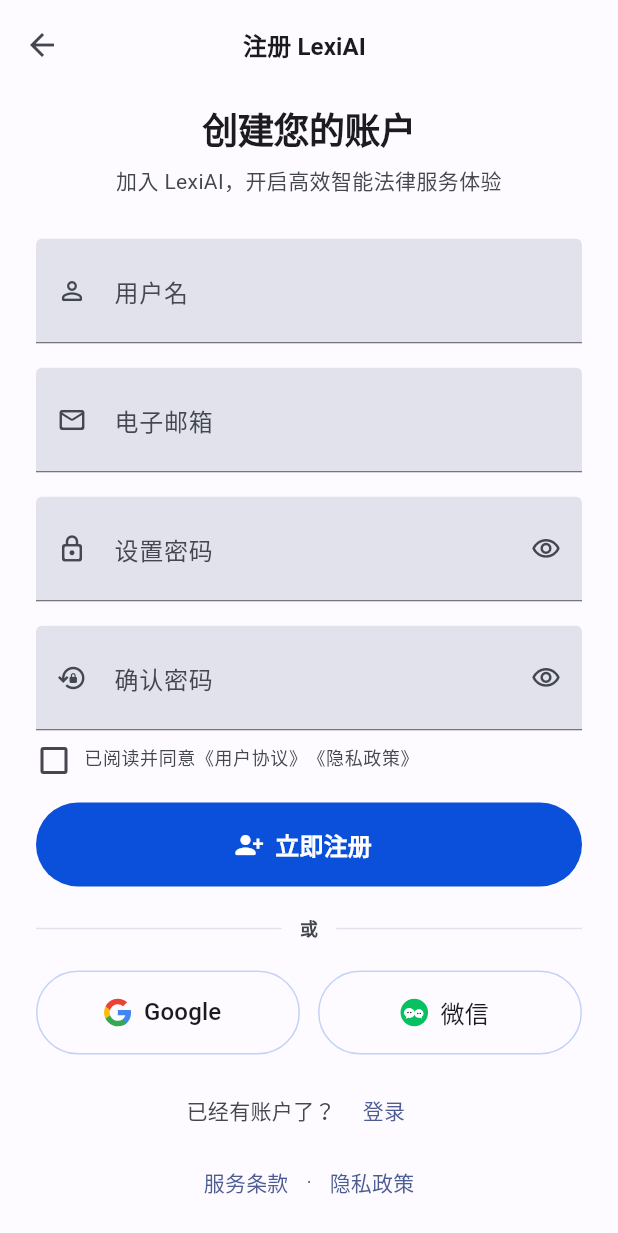
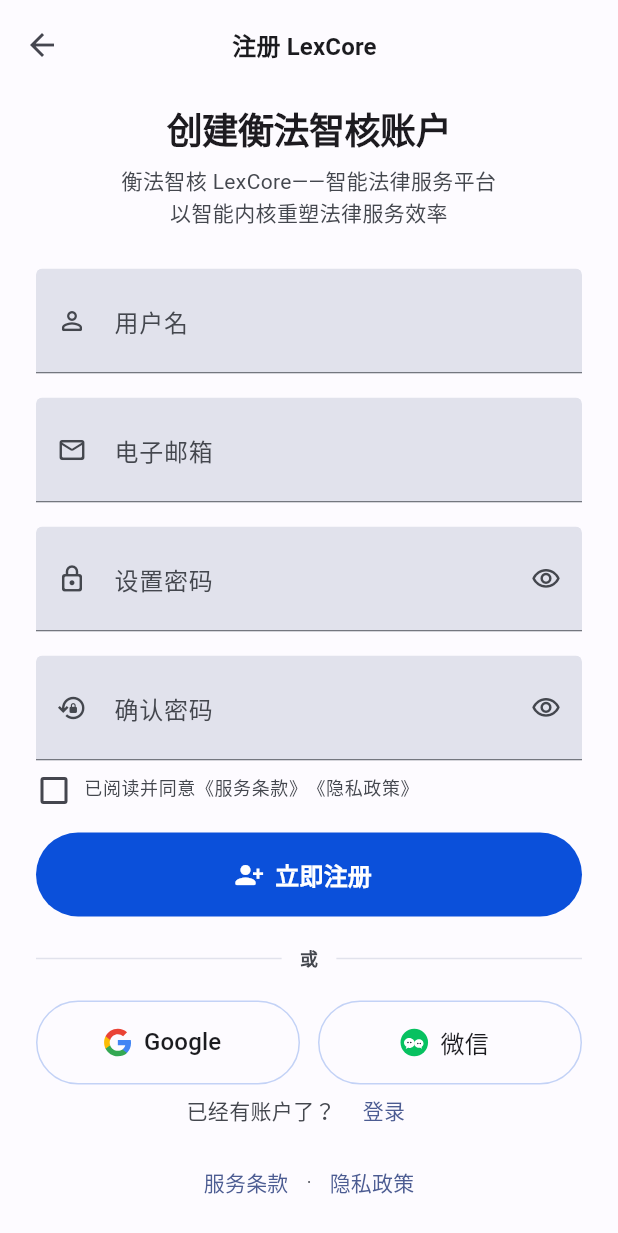
Before and after one commit to uuo00n/LexCore-app, a Flutter app: the screen it shows after launch, after a tap on "立即注册", on a phone screen of 412 x 824 dp. Shown: the top 1233 px of the screen. Run offline on Flutter 3.47's test engine with Material 3 defaults, Android fonts, the phone set to English and light mode, and no system bars; our stand-ins replace dio, flutter_markdown, flutter_riverpod, flutter_svg, go_router, google_fonts and 3 more.

Commit message:
feat: 更新品牌标识和文案为"衡法智核 LexCore"
添加新的品牌图标资源并更新相关文案
更新测试用例以匹配新的品牌文案
修改用户界面中的品牌名称、标语和协议文本

```diff
--- a/lib/app/app.dart
+++ b/lib/app/app.dart
@@ -2,6 +2,7 @@
 import 'package:flutter/gestures.dart';
 import 'package:flutter_localizations/flutter_localizations.dart';
 import 'package:flutter_riverpod/flutter_riverpod.dart';
+import 'package:lexcore/core/constants/app_constants.dart';
 
 import 'router/app_router.dart';
 import 'theme/app_theme.dart';
@@ -14,7 +15,7 @@
     final router = ref.watch(appRouterProvider);
 
     return MaterialApp.router(
-      title: 'LexCore 智能法律服务平台',
+      title: '${AppConstants.appName} · ${AppConstants.appSubtitle}',
       debugShowCheckedModeBanner: false,
       routerConfig: router,
       theme: AppTheme.light(),
--- a/lib/core/constants/app_constants.dart
+++ b/lib/core/constants/app_constants.dart
@@ -1,6 +1,8 @@
 class AppConstants {
   const AppConstants._();
 
-  static const appName = 'LexCore';
+  static const appName = '衡法智核 LexCore';
+  static const appSubtitle = '智能法律服务平台';
+  static const appSlogan = '以智能内核重塑法律服务效率';
   static const baseApiUrl = 'https://api.example.com';
 }
--- a/lib/features/auth/presentation/pages/auth_page.dart
+++ b/lib/features/auth/presentation/pages/auth_page.dart
@@ -3,6 +3,7 @@
 import 'package:flutter_svg/flutter_svg.dart';
 import 'package:go_router/go_router.dart';
 
+import 'package:lexcore/core/constants/app_constants.dart';
 import 'package:lexcore/app/router/route_names.dart';
 import 'package:lexcore/app/theme/app_colors.dart';
 import 'package:lexcore/app/theme/app_spacing.dart';
@@ -62,7 +63,7 @@
     if (!success) {
       ScaffoldMessenger.of(
         context,
-      ).showSnackBar(const SnackBar(content: Text('请先阅读并同意用户协议')));
+      ).showSnackBar(const SnackBar(content: Text('请先阅读并同意服务条款与隐私政策')));
       return;
     }
 
@@ -170,7 +171,7 @@
                                             top: 2,
                                           ),
                                           child: Text(
-                                            '已阅读并同意《用户协议》《隐私政策》',
+                                            '已阅读并同意《服务条款》《隐私政策》',
                                             style: Theme.of(context)
                                                 .textTheme
                                                 .bodySmall
@@ -310,11 +311,16 @@
               ),
             ],
           ),
-          child: const Icon(Icons.auto_stories, color: Colors.white, size: 36),
+          child: SvgPicture.asset(
+            AuthIconAssets.brandLogo,
+            width: 36,
+            height: 36,
+            colorFilter: const ColorFilter.mode(Colors.white, BlendMode.srcIn),
+          ),
         ),
         const SizedBox(height: 24),
         Text(
-          'LexiAI',
+          AppConstants.appName,
           textAlign: TextAlign.center,
           style: Theme.of(context).textTheme.displaySmall?.copyWith(
             color: AppColors.onSurface,
@@ -324,7 +330,7 @@
         ),
         const SizedBox(height: AppSpacing.xs),
         Text(
-          '您的智能阅读与学习助手，\n开启深度阅读的新篇章。',
+          '${AppConstants.appSubtitle}\n${AppConstants.appSlogan}',
           textAlign: TextAlign.center,
           style: Theme.of(context).textTheme.bodyLarge?.copyWith(
             color: AppColors.onSurfaceVariant,
--- a/lib/features/auth/presentation/pages/register_page.dart
+++ b/lib/features/auth/presentation/pages/register_page.dart
@@ -3,6 +3,7 @@
 import 'package:flutter_svg/flutter_svg.dart';
 import 'package:go_router/go_router.dart';
 
+import 'package:lexcore/core/constants/app_constants.dart';
 import 'package:lexcore/app/router/route_names.dart';
 import 'package:lexcore/app/theme/app_colors.dart';
 import 'package:lexcore/app/theme/app_spacing.dart';
@@ -78,7 +79,7 @@
     if (!success) {
       ScaffoldMessenger.of(
         context,
-      ).showSnackBar(const SnackBar(content: Text('请先勾选用户协议')));
+      ).showSnackBar(const SnackBar(content: Text('请先勾选服务条款与隐私政策')));
       return;
     }
 
@@ -99,7 +100,7 @@
           child: Column(
             children: [
               AuthTopBar(
-                title: '注册 LexiAI',
+                title: '注册 LexCore',
                 onBack: () => context.go(RouteNames.authPath),
               ),
               Expanded(
@@ -127,7 +128,7 @@
                                 crossAxisAlignment: CrossAxisAlignment.stretch,
                                 children: [
                                   Text(
-                                    '创建您的账户',
+                                    '创建衡法智核账户',
                                     textAlign: TextAlign.center,
                                     style: Theme.of(context)
                                         .textTheme
@@ -139,13 +140,15 @@
                                   ),
                                   const SizedBox(height: AppSpacing.xs),
                                   Text(
-                                    '加入 LexiAI，开启高效智能法律服务体验',
+                                    '${AppConstants.appName}——${AppConstants.appSubtitle}\n'
+                                    '${AppConstants.appSlogan}',
                                     textAlign: TextAlign.center,
                                     style: Theme.of(context)
                                         .textTheme
                                         .bodyMedium
                                         ?.copyWith(
                                           color: AppColors.onSurfaceVariant,
+                                          height: 1.4,
                                         ),
                                   ),
                                   const SizedBox(height: 28),
@@ -241,7 +244,7 @@
                                             top: 2,
                                           ),
                                           child: Text(
-                                            '已阅读并同意《用户协议》《隐私政策》',
+                                            '已阅读并同意《服务条款》《隐私政策》',
                                             style: Theme.of(context)
                                                 .textTheme
                                                 .bodySmall
--- a/lib/features/auth/presentation/widgets/auth_shared_widgets.dart
+++ b/lib/features/auth/presentation/widgets/auth_shared_widgets.dart
@@ -7,6 +7,7 @@
 class AuthIconAssets {
   const AuthIconAssets._();
 
+  static const brandLogo = 'assets/icons/auth/brand_scale.svg';
   static const google = 'assets/icons/auth/google.svg';
   static const wechat = 'assets/icons/auth/wechat.svg';
 }
```
Also changed, not shown: assets/icons/auth/brand_scale.svg (added), 3 other files.
